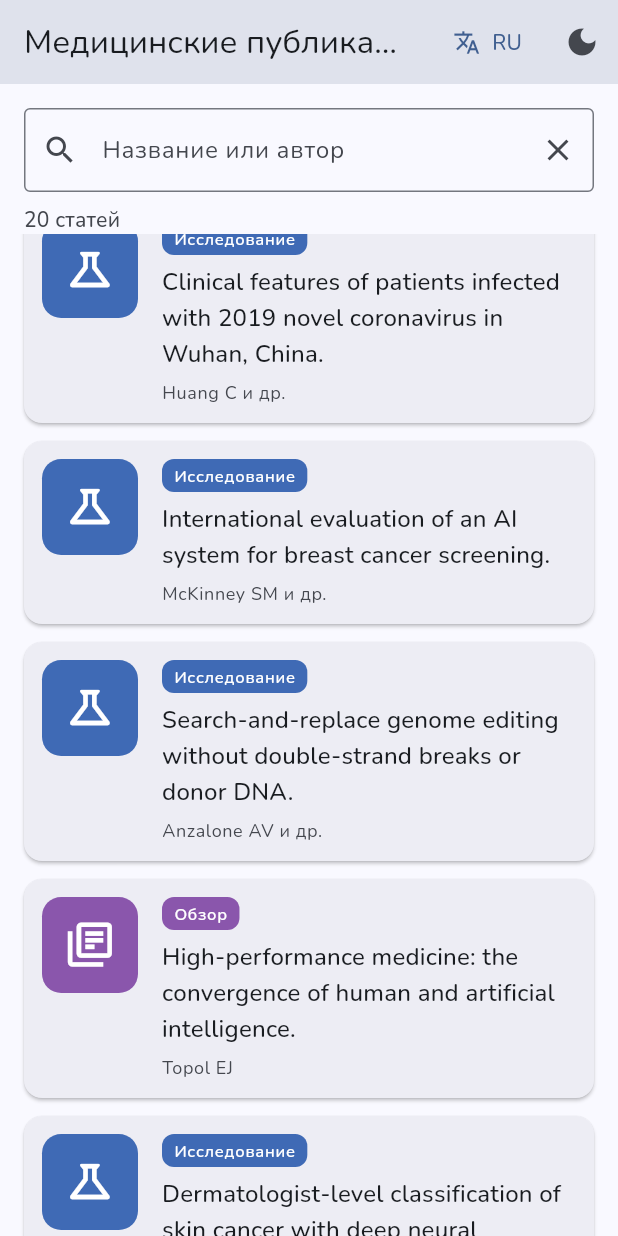
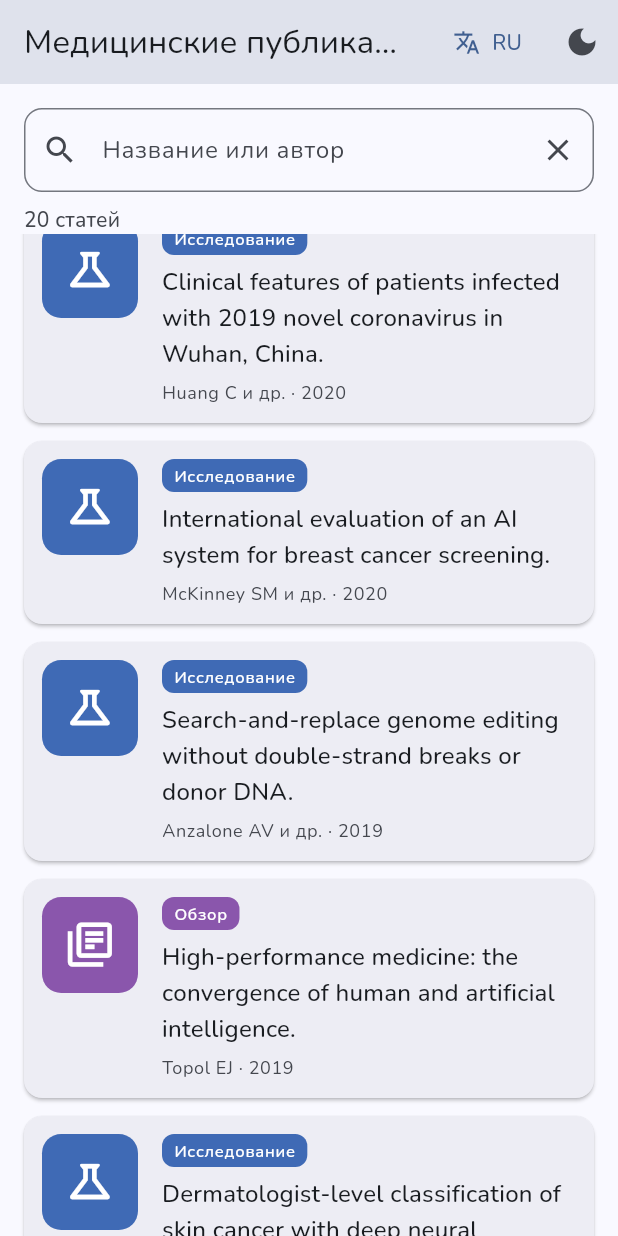
Before and after one commit to CancelTell/medicine-publications-flutter, a Flutter app: the screen it shows after launch, scrolled down 1152 dp, on a phone screen of 412 x 824 dp. Run offline on Flutter 3.47's test engine with Material 3 defaults, Android fonts, the phone set to English and light mode, and no system bars; our stand-ins replace flutter_bloc, go_router; generated files the repository leaves out were written again.

Commit message:
feat(article): год в карточке и скругление поля поиска

```diff
--- a/lib/features/article/presentation/utils/article_format.dart
+++ b/lib/features/article/presentation/utils/article_format.dart
@@ -10,10 +10,8 @@ extension ArticleFormat on ArticleModel {
     if (authors.length == 1) return authors.first;
     return l10n.articleAuthorsShort(authors.first);
   }
-
+  String get year => publishedAt.year.toString();
   String get authorsFull => authors.join(', ');
-
   String get displayPmid => pmid.toString();
-
   Color get accent => type.color;
 }
--- a/lib/features/article/presentation/view/widgets/article_card.dart
+++ b/lib/features/article/presentation/view/widgets/article_card.dart
@@ -39,7 +39,7 @@ class ArticleCard extends StatelessWidget {
                   maxLines: 3,
                   overflow: TextOverflow.ellipsis,
                 ),
-                Text(article.authorsShort(l10n), style: secondary),
+                Text(l10n.articleByline(article.authorsShort(l10n), article.year), style: secondary),
               ],
             ),
           ),
--- a/lib/features/article/presentation/view/widgets/search_field.dart
+++ b/lib/features/article/presentation/view/widgets/search_field.dart
@@ -44,7 +44,9 @@ class _SearchFieldState extends State<SearchField> {
       decoration: InputDecoration(
         labelText: l10n.searchHint,
         prefixIcon: const Icon(Icons.search),
-        border: const OutlineInputBorder(),
+        border: const OutlineInputBorder(
+          borderRadius: BorderRadius.all(Radius.circular(12)),
+        ),
         suffixIcon: IconButton(
           tooltip: l10n.actionClearSearch,
           icon: const Icon(Icons.clear),
--- a/lib/l10n/app_en.arb
+++ b/lib/l10n/app_en.arb
@@ -21,5 +21,6 @@
   "typeResearch": "Research article",
   "typeReview": "Review",
   "typeRandTrial": "Randomized trial",
-  "typeValidStudy": "Validation study"
+  "typeValidStudy": "Validation study",
+  "articleByline": "{authors} · {year}"
 }
```
Also changed, not shown: lib/l10n/app_ru.arb (+11 -1 lines).
